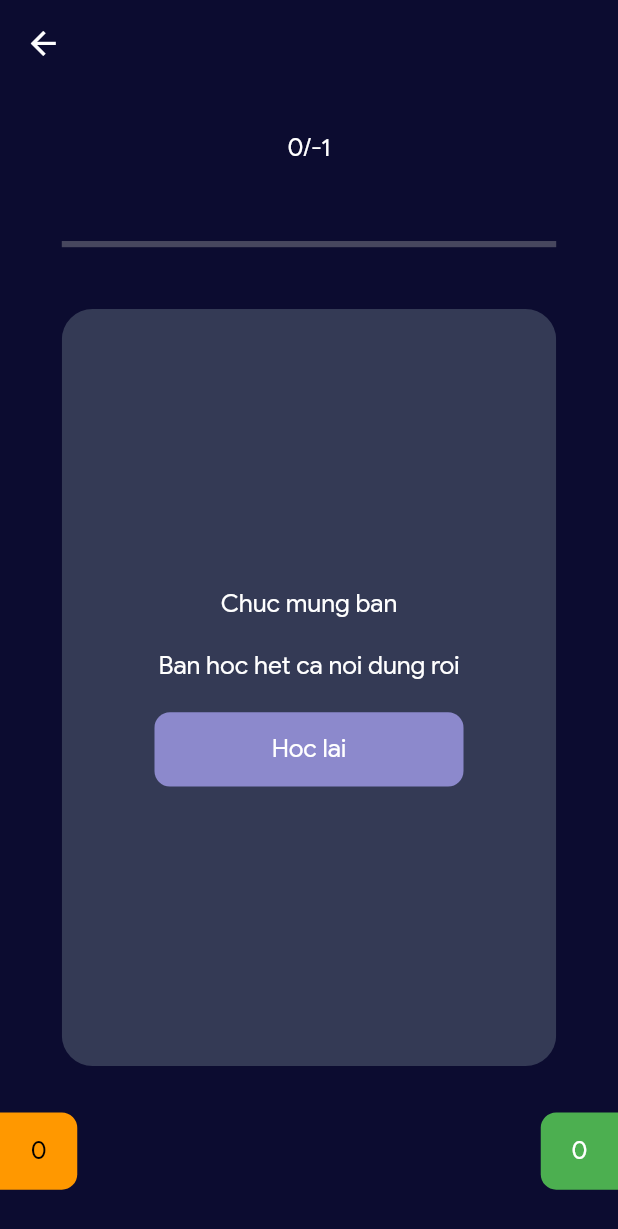
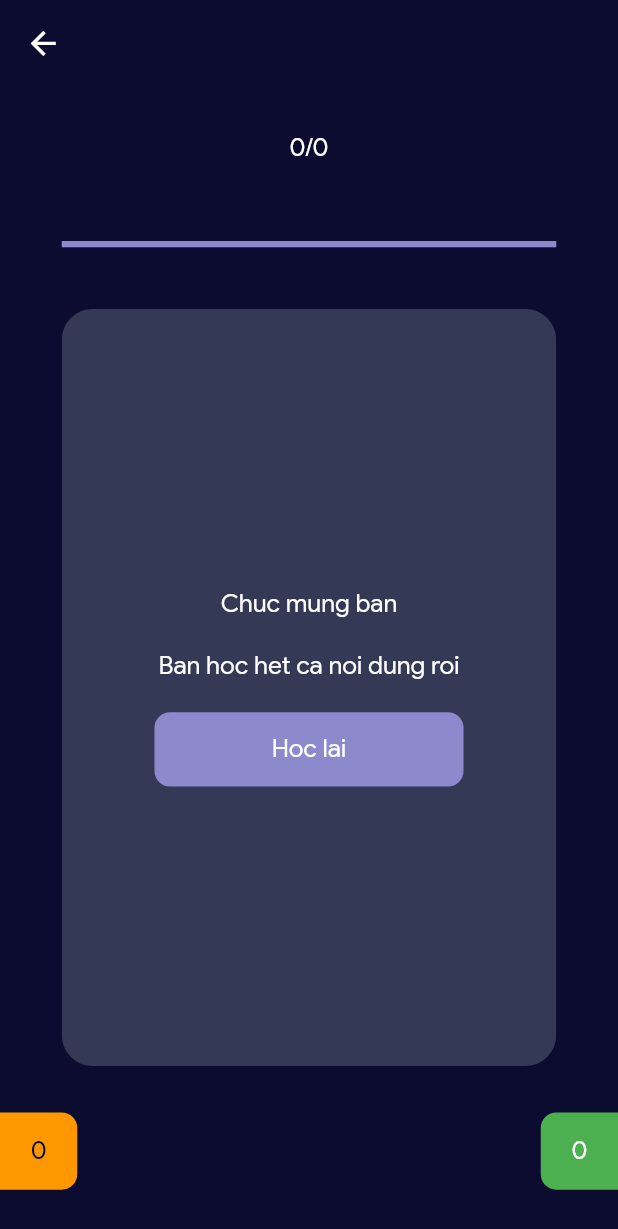
Before and after one commit to vanh2604/quizlet-clone, a Flutter app: the MainPage screen opened directly with empty values, on a phone screen of 412 x 824 dp. Shown: the top 1229 px of the screen. Run offline on Flutter 3.47's test engine with Material 2 defaults, Android fonts, the phone set to English and light mode, and no system bars; our stand-ins replace auto_size_text, carousel_slider, cloud_firestore, file_picker, firebase_auth, firebase_core and 6 more; missing offline and left inert: google_mlkit_text_recognition; accounts and stored records are empty.

Commit message:
fix flash card function error and update write replay

```diff
--- a/lib/screens/set/flash_card/card_provider.dart
+++ b/lib/screens/set/flash_card/card_provider.dart
@@ -108,7 +108,7 @@ class CardProvider extends ChangeNotifier {
   }
 
   bool isEmptyListData() {
-    return listQuestion.length == 1 || listQuestion.isEmpty;
+    return listQuestion.length == 0 || listQuestion.isEmpty;
   }
 
   double getStatusOpacity() {
--- a/lib/screens/set/flash_card/flash_card_screen.dart
+++ b/lib/screens/set/flash_card/flash_card_screen.dart
@@ -180,12 +180,16 @@ class _MainPageState extends State<MainPage> {
   Widget buildProgressBar() {
     final provider = Provider.of<CardProvider>(context);
     final totalCard = provider.totalCard;
-    final currentIndexCard = provider.getOrderCurrentIndexCard();
+    int currentIndexCard = provider.getOrderCurrentIndexCard()+1;
+    if (currentIndexCard >= totalCard) {
+      currentIndexCard = totalCard;
+    }
+
     return Center(
       child: Column(
         children: [
           QText(
-            text: "$currentIndexCard/${totalCard - 1}",
+            text: "$currentIndexCard/${totalCard}",
             color: Colors.white,
           ),
           const SizedBox(
@@ -195,7 +199,7 @@ class _MainPageState extends State<MainPage> {
             backgroundColor: const Color.fromRGBO(71, 71, 94, 1),
             valueColor:
                 const AlwaysStoppedAnimation(Color.fromRGBO(140, 137, 204, 1)),
-            value: currentIndexCard / (totalCard - 1),
+            value: currentIndexCard / (totalCard),
           )
         ],
       ),
```
Also changed, not shown: lib/screens/set/learn/learn_screen.dart (+15 -4 lines), lib/screens/set/learn/result_screen.dart (+12 -6 lines), lib/screens/set/write/write_screen.dart (+30 -1 lines), lib/widgets/review_term.dart (+11 -6 lines).
